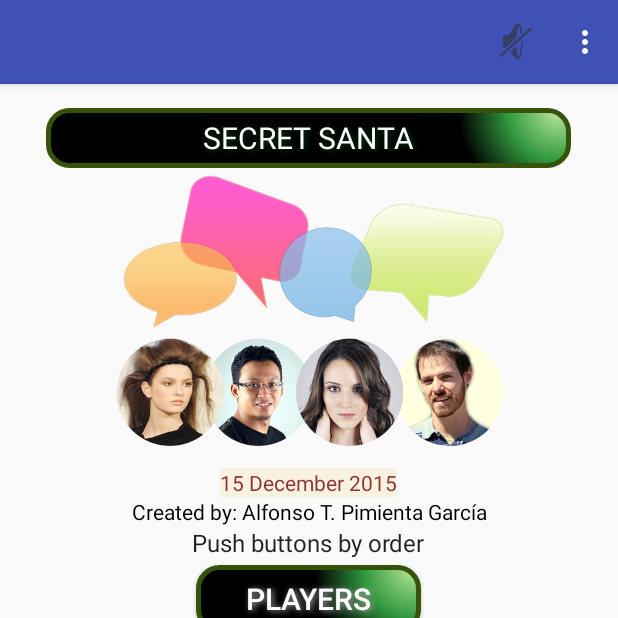
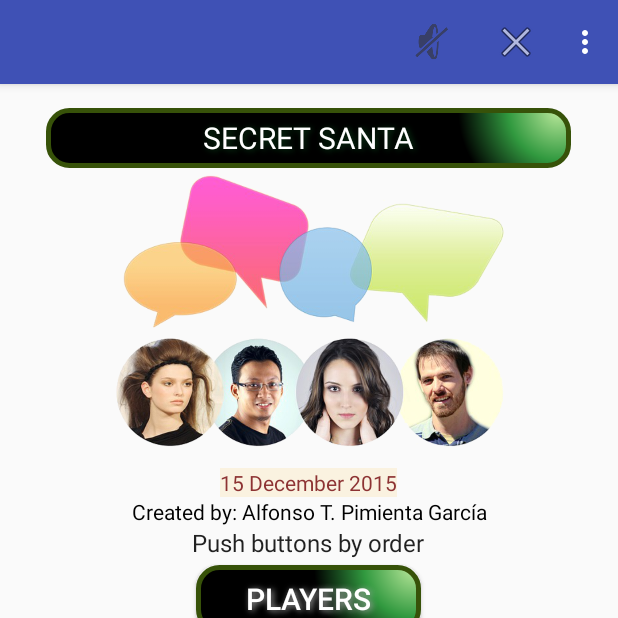
Before and after one commit to elpimi/AmigoInvisible1, an Android app: the screen it shows after launch (MainActivity), on a phone screen of 412 x 824 dp, the top half of it. Run offline under Robolectric (Android 15) with nearby library versions, the phone set to English and light mode, and no system bars.

Commit message:
Commit 1 todo bien

```diff
--- a/app/src/main/res/menu/main_menu.xml
+++ b/app/src/main/res/menu/main_menu.xml
@@ -26,6 +26,7 @@
         android:orderInCategory="100"
         android:title="@string/salir"
         android:icon="@android:drawable/ic_menu_close_clear_cancel"
+        app:showAsAction="ifRoom|withText"
          />
 
 
```
